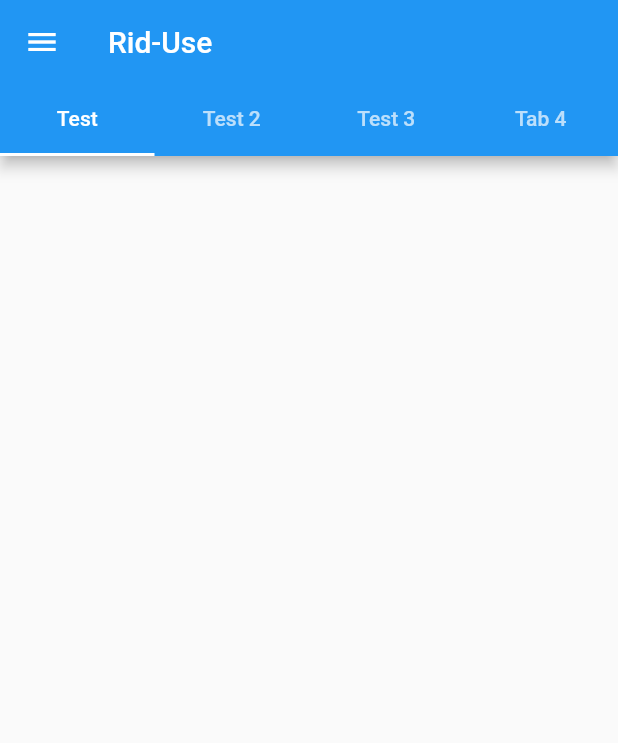
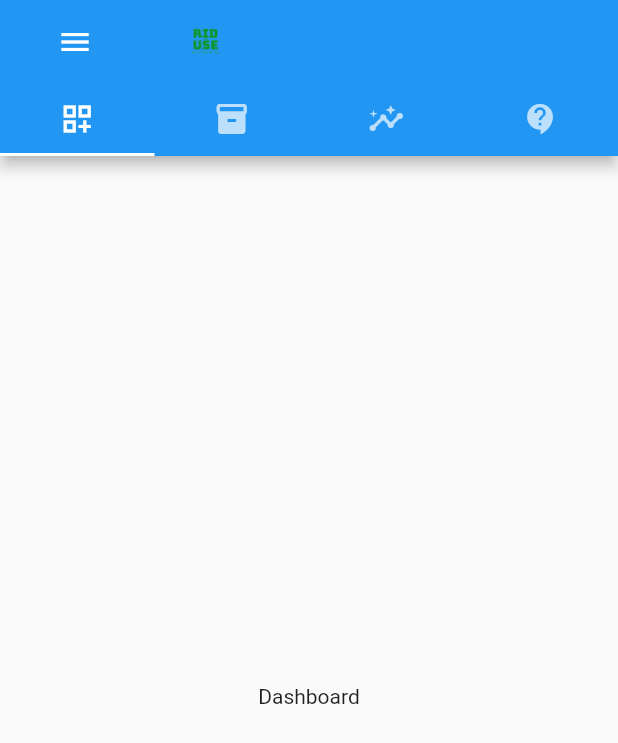
Before and after one commit to mrreyesm/rid_use, a Flutter app: the MainDashboard screen opened directly, on a phone screen of 412 x 824 dp. Shown: the top 743 px of the screen. Run offline on Flutter 3.47's test engine with Material 2 defaults, Android fonts, the phone set to English and light mode, and no system bars; our stand-ins replace flutter_native_splash; statements that could not run were skipped.

Commit message:
Navigation bar

```diff
--- a/lib/screens/main_dashboard/components/main_dashboard_body.dart
+++ b/lib/screens/main_dashboard/components/main_dashboard_body.dart
@@ -1,5 +1,6 @@
 import 'package:flutter/material.dart';
 import 'package:rid_use/screens/main_dashboard/components/main_dashboard_background.dart';
+import 'package:rid_use/screens/welcome/welcome.dart';
 
 class MainDashboardBody extends StatelessWidget {
   const MainDashboardBody({
@@ -16,7 +17,7 @@ class MainDashboardBody extends StatelessWidget {
               child: ListView(
                 children: <Widget>[
                   DrawerHeader(
-                    child: Text(
+                    child: const Text(
                       "Drawer Text",
                       textAlign: TextAlign.justify,
                       textScaleFactor: 2.0,
@@ -24,33 +25,77 @@ class MainDashboardBody extends StatelessWidget {
                     decoration: BoxDecoration(color: Colors.green),
                   ),
                   ListTile(
-                    title: Text("First"),
+                    title: const Text("Profile"),
                     onTap: () {},
                   ),
                   ListTile(
-                    title: Text("Second"),
+                    title: const Text("Settings"),
+                    onTap: () {},
+                  ),
+                  ListTile(
+                    title: const Text("FAQs"),
                     onTap: () {},
                   )
                 ],
               ),
             ),
             appBar: AppBar(
-              title: Text("Rid-Use"),
-              bottom: const TabBar(tabs: [
+              leadingWidth: 100,
+              title: Container(
+                height: 40,
+                width: 40,
+                child: Image.asset("assets/images/mainLogoBlack.png"),
+              ),
+              bottom: TabBar(tabs: [
                 Tab(
-                  text: "Test",
+                  iconMargin: const EdgeInsets.only(
+                      left: 40, right: 40, bottom: 20, top: 20),
+                  child: Material(
+                    color: Colors.transparent,
+                    child: InkWell(
+                      child: Icon(Icons.dashboard_customize_outlined),
+                      onTap: () {
+                        Navigator.push(
+                          context,
+                          MaterialPageRoute(
+                              builder: (context) => const Welcome()),
+                        );
+                      },
+                    ),
+                  ),
                 ),
                 Tab(
-                  text: "Test 2",
+                  icon: Icon(Icons.inventory),
+                  // text: "Inventory",
                 ),
                 Tab(
-                  text: "Test 3",
+                  icon: Icon(Icons.insights),
+                  // text: "Insights",
                 ),
                 Tab(
-                  text: "Tab 4",
+                  icon: Icon(Icons.contact_support),
+                  // text: "Support",
                 )
               ]),
             ),
+            body: TabBarView(children: [
+              Container(
+                alignment: Alignment.center,
+                child: const Text("Dashboard"),
+              ),
+              Container(
+                alignment: Alignment.center,
+                child: const Text("Inventory"),
+              ),
+              Container(
+                alignment: Alignment.center,
+                child: const Text("Insights"),
+              ),
+              Container(
+                alignment: Alignment.center,
+                child: const Text("Support"),
+              ),
+            ]),
           )),
     );
   }
```
